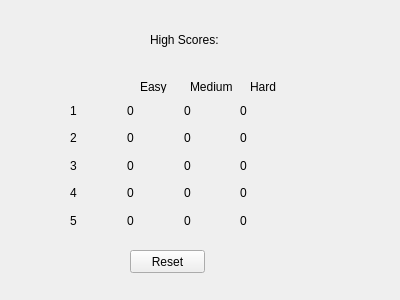
Old version of the form SuperCop/highscores.ui in the repository slstein14/SuperCop.
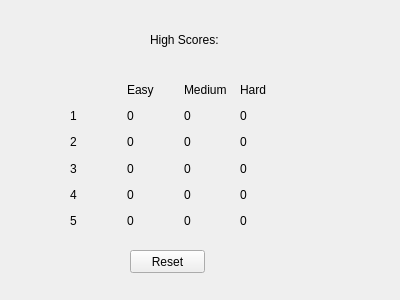
New version of the form.

What changed in the file:
```diff
--- a/SuperCop/highscores.ui
+++ b/SuperCop/highscores.ui
@@ -11,7 +11,7 @@
    </rect>
   </property>
   <property name="windowTitle">
-   <string>Form</string>
+   <string>High Scores</string>
   </property>
   <widget class="QLabel" name="label">
    <property name="geometry">
@@ -43,9 +43,9 @@
    <property name="geometry">
     <rect>
      <x>70</x>
-     <y>100</y>
+     <y>80</y>
      <width>221</width>
-     <height>131</height>
+     <height>151</height>
     </rect>
    </property>
    <layout class="QHBoxLayout" name="horizontalLayout">
@@ -54,6 +54,13 @@
     </property>
     <item>
      <layout class="QVBoxLayout" name="verticalLayout_2">
+      <item>
+       <widget class="QLabel" name="label_10">
+        <property name="text">
+         <string/>
+        </property>
+       </widget>
+      </item>
       <item>
        <widget class="QLabel" name="label_2">
         <property name="text">
@@ -93,6 +100,13 @@
     </item>
     <item>
      <layout class="QVBoxLayout" name="verticalLayout">
+      <item>
+       <widget class="QLabel" name="label_7">
+        <property name="text">
+         <string>Easy</string>
+        </property>
+       </widget>
+      </item>
       <item>
        <widget class="QLabel" name="Score1_1">
         <property name="text">
@@ -132,6 +146,13 @@
     </item>
     <item>
      <layout class="QVBoxLayout" name="verticalLayout_3">
+      <item>
+       <widget class="QLabel" name="label_8">
+        <property name="text">
+         <string>Medium</string>
+        </property>
+       </widget>
+      </item>
       <item>
        <widget class="QLabel" name="Score2_1">
         <property name="text">
@@ -171,6 +192,13 @@
     </item>
     <item>
      <layout class="QVBoxLayout" name="verticalLayout_4">
+      <item>
+       <widget class="QLabel" name="label_9">
+        <property name="text">
+         <string>Hard</string>
+        </property>
+       </widget>
+      </item>
       <item>
        <widget class="QLabel" name="Score3_1">
         <property name="text">
@@ -210,45 +238,6 @@
     </item>
    </layout>
   </widget>
-  <widget class="QLabel" name="label_7">
-   <property name="geometry">
-    <rect>
-     <x>140</x>
-     <y>80</y>
-     <width>47</width>
-     <height>13</height>
-    </rect>
-   </property>
-   <property name="text">
-    <string>Easy</string>
-   </property>
-  </widget>
-  <widget class="QLabel" name="label_8">
-   <property name="geometry">
-    <rect>
-     <x>190</x>
-     <y>80</y>
-     <width>47</width>
-     <height>13</height>
-    </rect>
-   </property>
-   <property name="text">
-    <string>Medium</string>
-   </property>
-  </widget>
-  <widget class="QLabel" name="label_9">
-   <property name="geometry">
-    <rect>
-     <x>250</x>
-     <y>80</y>
-     <width>47</width>
-     <height>13</height>
-    </rect>
-   </property>
-   <property name="text">
-    <string>Hard</string>
-   </property>
-  </widget>
  </widget>
  <resources/>
  <connections/>
```
